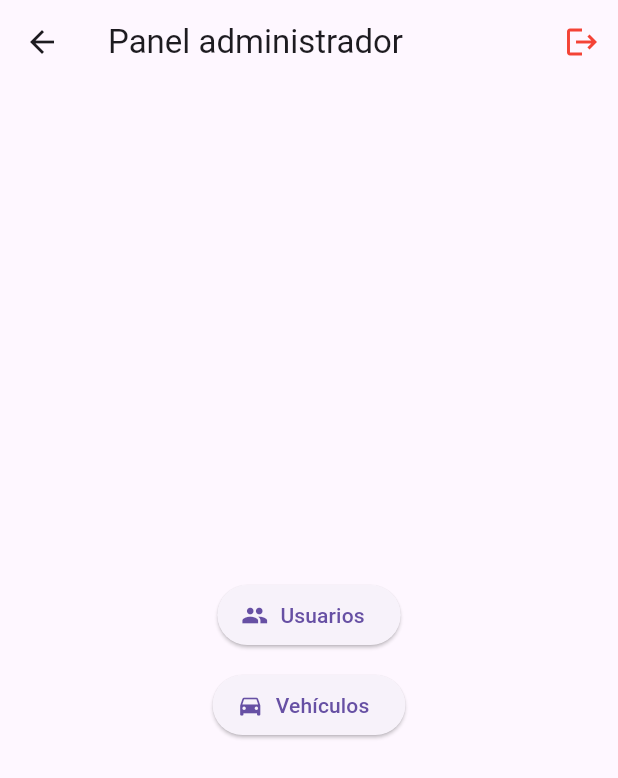
After one commit to L1k4Root/SGAV-CRC, a Flutter app: the AdminHome screen opened by its route, on a phone screen of 412 x 824 dp. The commit adds this screen. Shown: the top 778 px of the screen. Run offline on Flutter 3.47's test engine with Material 3 defaults, Android fonts, the phone set to English and light mode, and no system bars; our stand-ins replace cloud_firestore, data_table_2, firebase_auth, firebase_core, google_fonts; accounts and stored records are empty; statements that could not run were skipped.

Commit message:
feat: implement role-based navigation and user management; add admin panel and user table

```diff
--- a/frontend/credentials.txt
+++ b/frontend/credentials.txt
@@ -1,7 +1,11 @@
-Guardia
+admin
 Correo: admin@sgav.dev
 Contraseña: SGAV1234
 
 Residente
 Correo: resident@sgav.dev
 Contraseña: Qwerty123
+
+Guardia
+Correo: guard@sgav.dev
+Contraseña: Qwerty123
--- /dev/null
+++ b/frontend/lib/features/admin/presentation/admin_home.dart
@@ -0,0 +1,38 @@
+import 'package:flutter/material.dart';
+import 'package:sgav_frontend/shared/widgets/logout_button.dart';
+
+class AdminHome extends StatelessWidget {
+  const AdminHome({super.key});
+
+  @override
+  Widget build(BuildContext context) {
+    return Scaffold(
+      appBar: AppBar(
+        title: const Text('Panel administrador'),
+        actions: const [LogoutButton()],
+
+        ),
+
+      body: Center(
+        child: Column(
+          mainAxisSize: MainAxisSize.min,
+          children: [
+            ElevatedButton.icon(
+              icon: const Icon(Icons.people),
+              label: const Text('Usuarios'),
+              onPressed: () => Navigator.pushNamed(context, '/users'),
+            ),
+            const SizedBox(height: 12),
+            ElevatedButton.icon(
+              icon: const Icon(Icons.directions_car),
+              label: const Text('Vehículos'),
+              onPressed: () {
+                Navigator.pushNamed(context, '/vehicles-admin');
+              },
+            ),
+          ],
+        ),
+      ),
+    );
+  }
+}
--- a/frontend/lib/features/vehicles/presentation/guard_panel.dart
+++ b/frontend/lib/features/vehicles/presentation/guard_panel.dart
@@ -1,4 +1,5 @@
 import 'package:flutter/material.dart';
+import 'package:sgav_frontend/shared/widgets/logout_button.dart';
 import '../../../shared/services/api_client.dart';
 
 class GuardPanel extends StatefulWidget {
@@ -50,6 +51,7 @@ class _GuardPanelState extends State<GuardPanel> {
             tooltip: 'Registrar vehículo',
             onPressed: () => Navigator.pushNamed(context, '/add'),
           ),
+        const LogoutButton(),
         ],
       ),
       body: Center(
--- a/frontend/lib/features/vehicles/presentation/resident_home.dart
+++ b/frontend/lib/features/vehicles/presentation/resident_home.dart
@@ -1,7 +1,7 @@
 import 'package:flutter/material.dart';
 import 'package:sgav_frontend/features/vehicles/presentation/vehicles_table.dart';
-import 'guard_panel.dart';          // solo para reutilizar la tabla
-import 'add_vehicle_page.dart';
+import 'package:sgav_frontend/shared/widgets/logout_button.dart';
+// solo para reutilizar la tabla
 
 class ResidentHome extends StatelessWidget {
   const ResidentHome({super.key});
@@ -9,7 +9,10 @@ class ResidentHome extends StatelessWidget {
   @override
   Widget build(BuildContext context) {
     return Scaffold(
-      appBar: AppBar(title: const Text('Mis vehículos')),
+      appBar: AppBar(
+        title: const Text('Mis vehículos'),
+        actions: const [LogoutButton()],
+      ),
       body: const VehiclesTablePage(),          // tabla que ya hiciste
       floatingActionButton: FloatingActionButton(
         tooltip: 'Añadir vehículo',
--- a/frontend/lib/main.dart
+++ b/frontend/lib/main.dart
@@ -1,6 +1,9 @@
 import 'package:flutter/material.dart';
 import 'package:firebase_core/firebase_core.dart';
+import 'package:sgav_frontend/features/admin/presentation/admin_home.dart';
+import 'package:sgav_frontend/features/admin/presentation/users_table.dart';
 import 'package:sgav_frontend/features/vehicles/presentation/resident_home.dart';
+import 'package:sgav_frontend/features/vehicles/presentation/vehicles_table.dart';
 import 'firebase_options.dart';
 import 'features/auth/presentation/login_page.dart';
 import 'features/vehicles/presentation/guard_panel.dart';
@@ -25,6 +28,9 @@ class SGAVApp extends StatelessWidget {
     '/guard':   (_) => const GuardPanel(),
     '/resident':(_) => const ResidentHome(),
     '/add':     (_) => const AddVehiclePage(),
+    '/vehicles-admin': (_) => const VehiclesTablePage(),
+    '/admin':     (_) => const AdminHome(),
+    '/users':     (_) => const UsersTablePage(),
   },
 );
 
--- /dev/null
+++ b/frontend/lib/shared/widgets/logout_button.dart
@@ -0,0 +1,24 @@
+import 'package:flutter/material.dart';
+import 'package:firebase_auth/firebase_auth.dart';
+
+class LogoutButton extends StatelessWidget {
+  const LogoutButton({super.key});
+
+  Future<void> _signOut(BuildContext ctx) async {
+    await FirebaseAuth.instance.signOut();
+    // Eliminamos cualquier pila de navegación previa
+    // y enviamos al login
+    if (ctx.mounted) {
+      Navigator.pushNamedAndRemoveUntil(ctx, '/', (_) => false);
+    }
+  }
+
+  @override
+  Widget build(BuildContext context) {
+    return IconButton(
+      icon: const Icon(Icons.logout, color: Colors.red),
+      tooltip: 'Cerrar sesión',
+      onPressed: () => _signOut(context),
+    );
+  }
+}
--- a/frontend/pubspec.yaml
+++ b/frontend/pubspec.yaml
@@ -43,6 +43,7 @@ dependencies:
   google_fonts: ^6.2.1
   json_annotation: ^4.8.1
   http: ^1.2.1
+  data_table_2: ^2.5.8
 
 dev_dependencies:
   build_runner: ^2.4.8
```
Also changed, not shown: frontend/lib/features/admin/presentation/users_table.dart (added, +83 -0 lines), frontend/lib/features/auth/presentation/login_page.dart (+15 -7 lines), frontend/lib/features/vehicles/presentation/vehicles_table.dart (+18 -8 lines).
